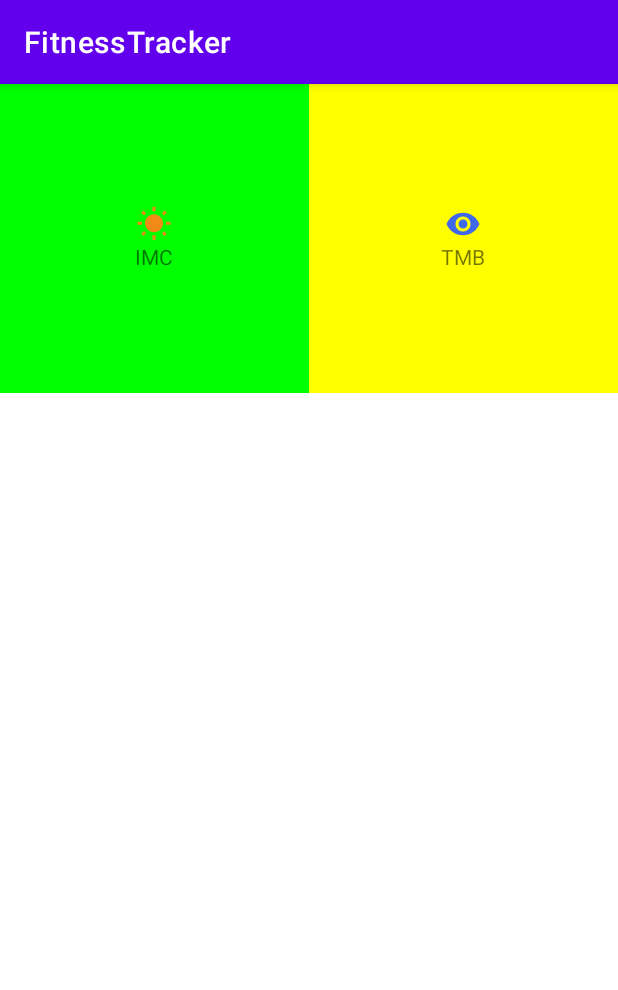
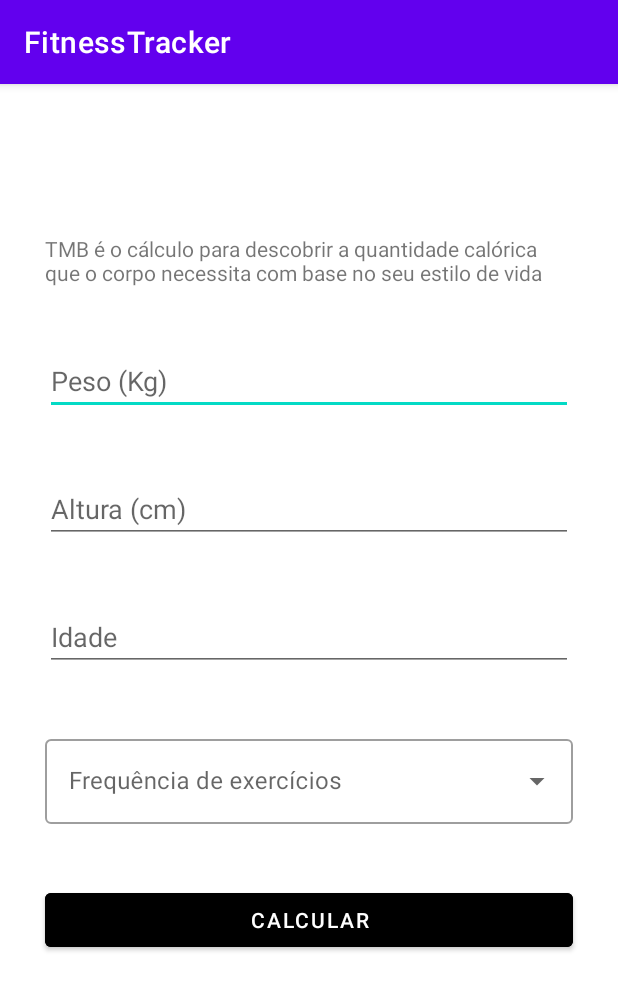
Before and after one commit to maatheux/fitness-app, an Android app: the screen it shows after launch (MainActivity before the commit, TmbActivity after it), after a tap on "TMB", on a phone screen of 412 x 824 dp. Shown: the top 990 px of the screen. Run offline under Robolectric (Android 15) with nearby library versions, the phone set to English and light mode, and no system bars; our stand-ins replace Room's generated code.

Commit message:
Layout e AutoCompleteText

```diff
--- a/app/src/main/AndroidManifest.xml
+++ b/app/src/main/AndroidManifest.xml
@@ -14,6 +14,9 @@
         android:supportsRtl="true"
         android:theme="@style/Theme.AppFitness"
         tools:targetApi="31">
+        <activity
+            android:name=".TmbActivity"
+            android:exported="false" />
         <activity
             android:name=".ListCalcActivity"
             android:exported="false"
--- a/app/src/main/java/com/example/appfitness/MainActivity.kt
+++ b/app/src/main/java/com/example/appfitness/MainActivity.kt
@@ -46,7 +46,8 @@ class MainActivity : AppCompatActivity() {
                         startActivity(intent)
                     }
                     2 -> {
-                        //
+                        var intent = Intent(this@MainActivity, TmbActivity::class.java)
+                        startActivity(intent)
                     }
                 }
         }
--- /dev/null
+++ b/app/src/main/java/com/example/appfitness/TmbActivity.kt
@@ -0,0 +1,22 @@
+package com.example.appfitness
+
+import androidx.appcompat.app.AppCompatActivity
+import android.os.Bundle
+import android.widget.ArrayAdapter
+import android.widget.AutoCompleteTextView
+
+class TmbActivity : AppCompatActivity() {
+
+    private lateinit var lifestyle: AutoCompleteTextView
+
+    override fun onCreate(savedInstanceState: Bundle?) {
+        super.onCreate(savedInstanceState)
+        setContentView(R.layout.activity_tmb)
+
+        lifestyle = findViewById(R.id.auto_lifestyle)
+        val items = resources.getStringArray(R.array.tmb_lifestyle)
+        val adapter = ArrayAdapter(this, android.R.layout.simple_list_item_1, items)
+        lifestyle.setAdapter(adapter)
+
+    }
+}
--- /dev/null
+++ b/app/src/main/res/layout/activity_tmb.xml
@@ -0,0 +1,58 @@
+<?xml version="1.0" encoding="utf-8"?>
+<ScrollView xmlns:android="http://schemas.android.com/apk/res/android"
+    xmlns:app="http://schemas.android.com/apk/res-auto"
+    xmlns:tools="http://schemas.android.com/tools"
+    android:layout_width="match_parent"
+    android:layout_height="match_parent"
+    tools:context=".ImcActivity">
+
+    <LinearLayout
+        android:layout_width="match_parent"
+        android:layout_height="wrap_content"
+        android:orientation="vertical"
+        android:paddingTop="100dp"
+        android:gravity="center">
+
+        <TextView
+            android:layout_width="wrap_content"
+            android:layout_height="wrap_content"
+            android:text="@string/tmb_desc"
+            style="@style/TextViewForm"/>
+
+        <EditText
+            android:id="@+id/edit_tmb_weight"
+            android:hint="@string/weight"
+            style="@style/EditTextForm"/>
+
+        <EditText
+            android:id="@+id/edit_tmb_heigth"
+            android:hint="@string/height"
+            style="@style/EditTextForm"/>
+
+        <EditText
+            android:id="@+id/edit_tmb_age"
+            android:hint="@string/age"
+            style="@style/EditTextForm"/>
+
+        <com.google.android.material.textfield.TextInputLayout
+            style="@style/AutoTextViewForm"
+            android:layout_width="match_parent"
+            android:layout_height="wrap_content" >
+
+            <AutoCompleteTextView
+                android:id="@+id/auto_lifestyle"
+                android:layout_width="match_parent"
+                android:layout_height="wrap_content"
+                android:hint="Frequência de exercícios"
+                android:inputType="none" />
+
+        </com.google.android.material.textfield.TextInputLayout>
+
+        <Button
+            android:id="@+id/btn_imc_send"
+            android:text="@string/calc"
+            style="@style/ButtonForm" />
+
+    </LinearLayout>
+
+</ScrollView>
--- /dev/null
+++ b/app/src/main/res/values/arrays.xml
@@ -0,0 +1,12 @@
+<?xml version="1.0" encoding="utf-8"?>
+<resources>
+
+    <string-array name="tmb_lifestyle" >
+        <item>Pouco ou nenhum exercício</item>
+        <item>Exercício leve, 1 a 3 dias por semana</item>
+        <item>Exercício moderado, 3 a 5 dias por semana</item>
+        <item>Exercício pesado, 6 a 7 dias por semana</item>
+        <item>Exercício pesado diaramente e até 2x/dia</item>
+    </string-array>
+
+</resources>
--- a/app/src/main/res/values/styles.xml
+++ b/app/src/main/res/values/styles.xml
@@ -21,4 +21,9 @@
         <item name="android:layout_marginEnd">30dp</item>
         <item name="android:backgroundTint">@color/black</item>
     </style>
+    <style name="AutoTextViewForm" parent="@style/Widget.MaterialComponents.TextInputLayout.OutlinedBox.ExposedDropdownMenu">
+        <item name="android:layout_marginBottom">40dp</item>
+        <item name="android:layout_marginStart">30dp</item>
+        <item name="android:layout_marginEnd">30dp</item>
+    </style>
 </resources>
```
